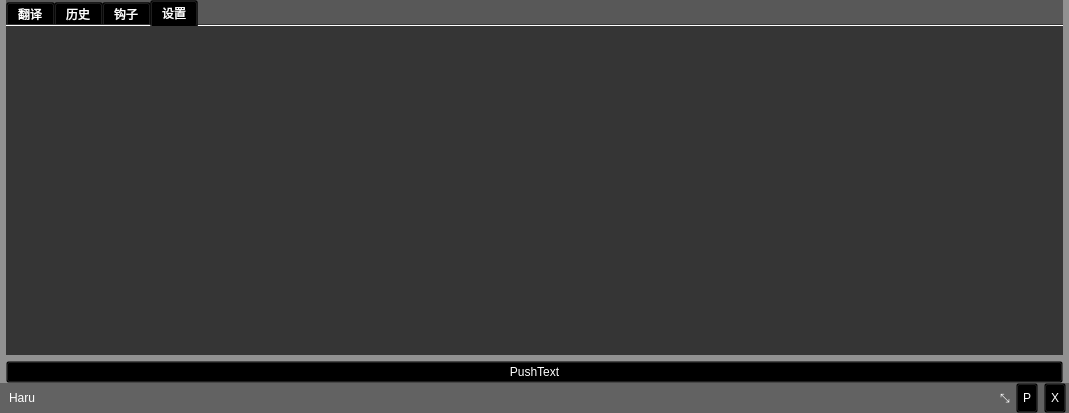
moonmagian/haru, file src/ui/game_window.ui: the form before one commit.
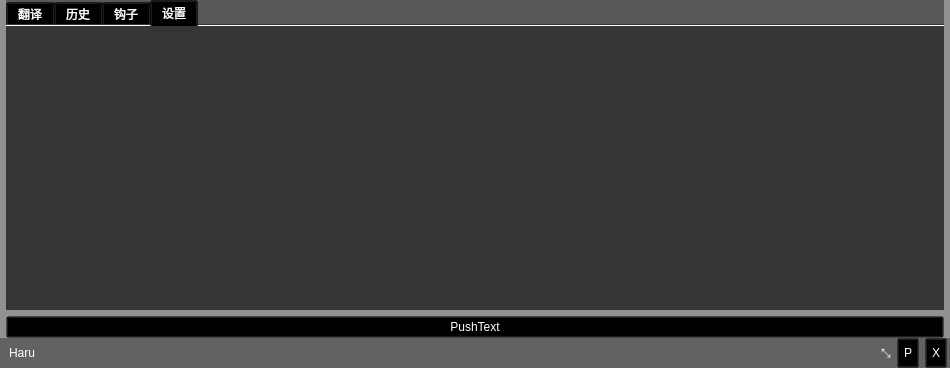
The form after the commit. The open tabs and pages were chosen to show the change.

Commit message: Added titlebar and tabbar auto hide feature.

The edit to the form file:
```diff
--- a/src/ui/game_window.ui
+++ b/src/ui/game_window.ui
@@ -1,13 +1,13 @@
 <?xml version="1.0" encoding="UTF-8"?>
 <ui version="4.0">
  <class>game_window</class>
- <widget class="QMainWindow" name="game_window">
+ <widget class="QWidget" name="game_window">
   <property name="geometry">
    <rect>
     <x>0</x>
     <y>0</y>
-    <width>1069</width>
-    <height>413</height>
+    <width>950</width>
+    <height>368</height>
    </rect>
   </property>
   <property name="sizePolicy">
@@ -22,11 +22,23 @@
   <property name="styleSheet">
    <string notr="true"/>
   </property>
-  <widget class="QWidget" name="centralwidget">
-   <property name="styleSheet">
-    <string notr="true">background-color: rgba(0,0,0,0);
-color: rgb(255, 255, 255);</string>
+  <layout class="QVBoxLayout" name="verticalLayout_2">
+   <property name="spacing">
+    <number>0</number>
    </property>
+   <property name="leftMargin">
+    <number>0</number>
+   </property>
+   <property name="topMargin">
+    <number>0</number>
+   </property>
+   <property name="rightMargin">
+    <number>0</number>
+   </property>
+   <property name="bottomMargin">
+    <number>0</number>
+   </property>
+   <item>
    <layout class="QVBoxLayout" name="verticalLayout">
     <property name="spacing">
      <number>0</number>
@@ -405,7 +417,8 @@
      </widget>
     </item>
    </layout>
-  </widget>
+   </item>
+  </layout>
  </widget>
  <resources/>
  <connections/>
```
Left out of the diff: 2 changed lines with no effect on the pictures. Lines whose indentation alone changed are shown as unchanged. The commit also changes 2 other files.
